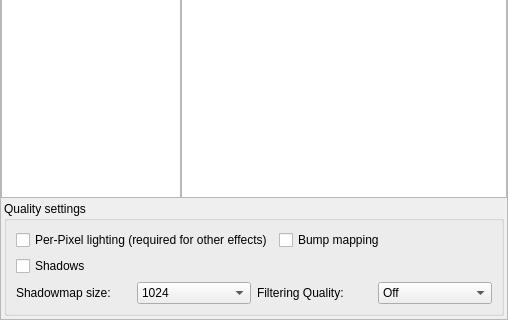
Before: the Qt Designer form plugins/Scenery3d/src/gui/scenery3dDialog.ui in 519984307/stellarium_src, drawn with Qt 5; both pictures show x 0 to 508 and y 148 to 468 of the 508 by 468 pixel window.
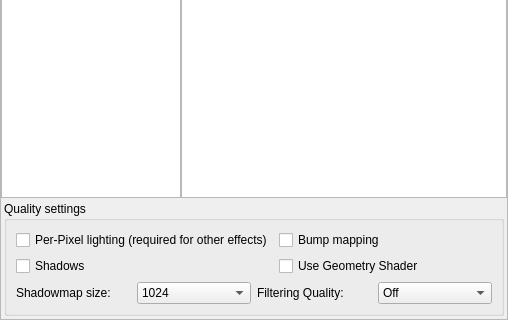
After: the same form once the commit is applied. Custom widgets are drawn as their Qt base class.

Commit message: Some preparatory work for Geometry Shader cubemapping - GUI + initialization I want to try to use the GL_ARB_geometry_shader4 extension instead of 3.2 core functionality, requires manual lookup of some GL entry points (GLFuncs.hpp) because I dont want the whole Stellarium to link against QOpenGLExtensions module.

Patch:
```diff
--- a/plugins/Scenery3d/src/gui/scenery3dDialog.ui
+++ b/plugins/Scenery3d/src/gui/scenery3dDialog.ui
@@ -455,6 +455,16 @@
                 </property>
                </widget>
               </item>
+              <item row="4" column="1">
+               <widget class="QCheckBox" name="checkBoxEnableGeometryShader">
+                <property name="toolTip">
+                 <string>&lt;html&gt;&lt;head/&gt;&lt;body&gt;&lt;p&gt;This enables the use of hardware-based Geometry shaders to accelerate the cubemap creation (used when any projection other than &amp;quot;Perspective&amp;quot; is used). May be faster on newer hardware.&lt;/p&gt;&lt;/body&gt;&lt;/html&gt;</string>
+                </property>
+                <property name="text">
+                 <string>Use Geometry Shader</string>
+                </property>
+               </widget>
+              </item>
              </layout>
             </widget>
            </item>
```
Left out of the diff: 2 changed lines with no effect on the pictures. The commit also changes 7 other files.
